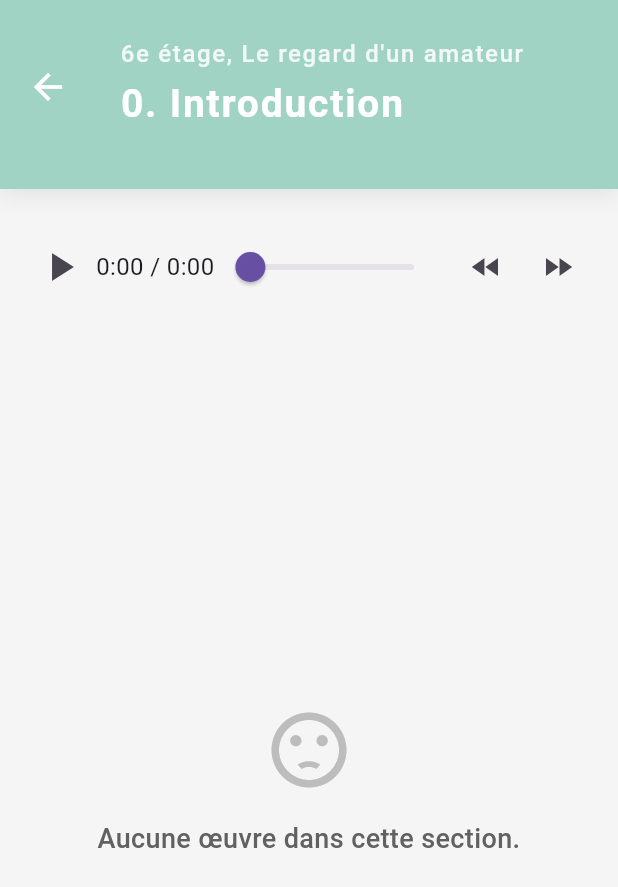
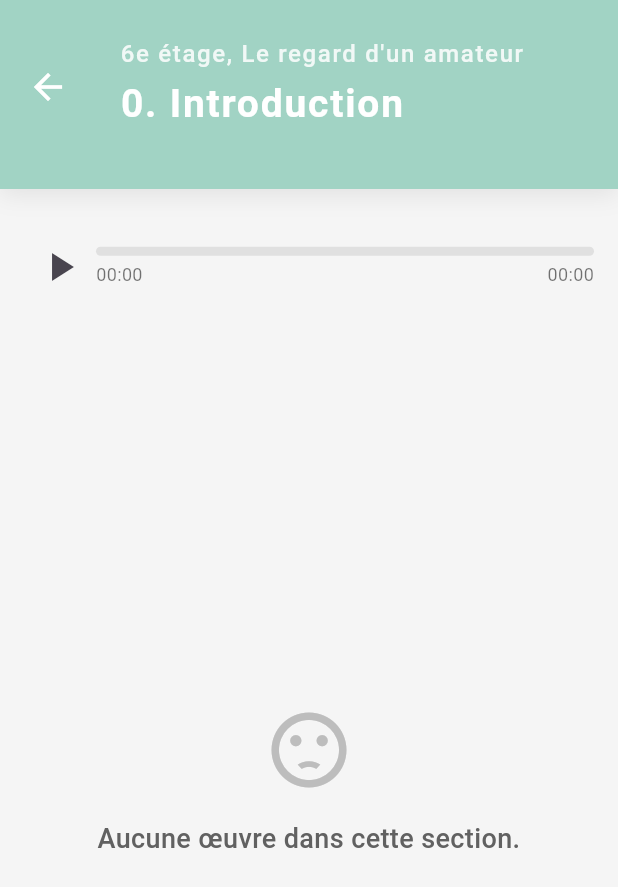
Before and after one commit to BhasherBEL/master-thesis-scanner, a Flutter app: the screen it shows after launch, after a tap on "0. Introduction", on a phone screen of 412 x 824 dp. Shown: the top 887 px of the screen. Run offline on Flutter 3.47's test engine with Material 3 defaults, Android fonts, the phone set to English and light mode, and no system bars; our stand-ins replace audioplayers, fl_chart, permission_handler; missing offline and left inert: beacon_distance, dchs_flutter_beacon, mqtt_client, trotter.

Commit message:
Global audio player

```diff
--- a/lib/arts.dart
+++ b/lib/arts.dart
@@ -4,7 +4,7 @@ final artAncien = ArtCollection("Art Ancien");
 
 final floor6 = ArtFloor("6e étage, Le regard d'un amateur", 0, 0, 35.417, 9.812, [
   ArtSection("0. Introduction", "ciel.m4a", 13.25, 6.312, 21.75, 9.312, []),
-  ArtSection("1. Oeuvres de maîtres", "ciel.m4a", 29.25, 0.5, 34.917, 9.312, [
+  ArtSection("1. Oeuvres de maîtres", "zombie.m4a", 29.25, 0.5, 34.917, 9.312, [
     ArtPiece(
       "La ville lunaire II",
       "Paysage nocturne surnaturel de Paul Delvaux où une femme erre dans une ville étrange.",
@@ -20,7 +20,7 @@ final floor6 = ArtFloor("6e étage, Le regard d'un amateur", 0, 0, 35.417, 9.812
       6.5,
     ),
   ]),
-  ArtSection("2. Masques", "ciel.m4a", 24.25, 0.5, 28.75, 9.312, [
+  ArtSection("2. Masques", "jmetire.m4a", 24.25, 0.5, 28.75, 9.312, [
     ArtPiece(
       "Masque de théâtre nô. Kasshiki",
       "Masque japonais du théâtre nô représentant un jeune moine, au visage énigmatique.",
--- /dev/null
+++ b/lib/audio_manager.dart
@@ -0,0 +1,92 @@
+import 'package:audioplayers/audioplayers.dart';
+import 'package:flutter/foundation.dart';
+
+class AudioManager extends ChangeNotifier {
+  static final AudioManager _instance = AudioManager._internal();
+  factory AudioManager() => _instance;
+  AudioManager._internal();
+
+  final AudioPlayer _player = AudioPlayer();
+  String? _currentAudio;
+  final List<String> _queue = [];
+
+  String? get currentAudio => _currentAudio;
+  List<String> get queue => List.unmodifiable(_queue);
+  PlayerState _playerState = PlayerState.stopped;
+  PlayerState get playerState => _playerState;
+
+  Duration _position = Duration.zero;
+  Duration _duration = Duration.zero;
+  Duration get position => _position;
+  Duration get duration => _duration;
+
+  void init() {
+    _player.onPlayerStateChanged.listen((state) {
+      _playerState = state;
+      notifyListeners();
+      if (state == PlayerState.completed) {
+        _playNext();
+      }
+    });
+    _player.onDurationChanged.listen((d) {
+      _duration = d;
+      notifyListeners();
+    });
+    _player.onPositionChanged.listen((p) {
+      _position = p;
+      notifyListeners();
+    });
+  }
+
+  Future<void> play(String audioAsset) async {
+    if (_currentAudio == audioAsset) {
+      if (_playerState == PlayerState.playing) {
+        await _player.pause();
+      } else {
+        await _player.resume();
+      }
+      return;
+    }
+    await _player.stop();
+    _currentAudio = audioAsset;
+    await _player.play(AssetSource(audioAsset));
+    notifyListeners();
+  }
+
+  Future<void> pause() async {
+    await _player.pause();
+    notifyListeners();
+  }
+
+  Future<void> stop() async {
+    await _player.stop();
+    _currentAudio = null;
+    notifyListeners();
+  }
+
+  void queueAudio(String audioAsset) {
+    if (_queue.contains(audioAsset)) return;
+    _queue.add(audioAsset);
+    notifyListeners();
+  }
+
+  void removeFromQueue(String audioAsset) {
+    _queue.remove(audioAsset);
+    notifyListeners();
+  }
+
+  void _playNext() {
+    if (_queue.isNotEmpty) {
+      final next = _queue.removeAt(0);
+      play(next);
+    } else {
+      _currentAudio = null;
+      notifyListeners();
+    }
+  }
+
+  Future<void> seek(Duration position) async {
+    await _player.seek(position);
+    notifyListeners();
+  }
+}
--- a/lib/main.dart
+++ b/lib/main.dart
@@ -3,6 +3,7 @@ import 'package:flutter/material.dart';
 import 'package:collection/collection.dart';
 import 'package:flutter/services.dart';
 import 'package:permission_handler/permission_handler.dart';
+import 'package:thesis_scanner/audio_manager.dart';
 import 'package:thesis_scanner/consts.dart';
 
 import 'package:thesis_scanner/device.dart';
@@ -15,6 +16,7 @@ import 'package:thesis_scanner/utils/mqtt.dart';
 Future<void> main() async {
   WidgetsFlutterBinding.ensureInitialized();
   await initLogging();
+  AudioManager().init();
 
   runApp(const MyApp());
 
--- a/lib/pages/list.dart
+++ b/lib/pages/list.dart
@@ -1,11 +1,13 @@
 import 'package:flutter/material.dart';
 import 'package:thesis_scanner/art.dart';
 import 'package:thesis_scanner/arts.dart';
+import 'package:thesis_scanner/audio_manager.dart';
 import 'package:thesis_scanner/consts.dart';
 import 'package:thesis_scanner/pages/piece.dart';
 import 'package:thesis_scanner/pages/section.dart';
 import 'package:thesis_scanner/widgets/floormap.dart';
 import 'package:thesis_scanner/widgets/near_me_list.dart';
+import 'package:thesis_scanner/widgets/player.dart';
 import 'package:thesis_scanner/widgets/section_list.dart';
 import 'package:thesis_scanner/utils/colors.dart';
 
@@ -21,17 +23,27 @@ class _ListPageState extends State<ListPage> {
   void initState() {
     super.initState();
     localization.addListener(_onLocalizationChanged);
+    AudioManager().addListener(_onAudioManagerChanged);
   }
 
   @override
   void dispose() {
     localization.removeListener(_onLocalizationChanged);
+    AudioManager().removeListener(_onAudioManagerChanged);
     super.dispose();
   }
 
   void _onLocalizationChanged() {
+    if (!mounted) return;
     setState(() {});
   }
+
+  void _onAudioManagerChanged() {
+    if (!mounted) return;
+    setState(() {});
+  }
+
+  String? get currentAudio => AudioManager().currentAudio;
 
   @override
   Widget build(BuildContext context) {
@@ -46,6 +58,7 @@ class _ListPageState extends State<ListPage> {
       backgroundColor: Colors.grey[100],
       body: Column(
         children: [
+          if (currentAudio != null) AudioBar(audioAsset: currentAudio!),
           if (!localization.isEnabled)
             Container(
               width: double.infinity,
--- a/lib/widgets/floormap.dart
+++ b/lib/widgets/floormap.dart
@@ -1,6 +1,8 @@
 import 'package:flutter/material.dart';
+import 'package:provider/provider.dart';
 import 'package:thesis_scanner/art.dart';
 import 'package:thesis_scanner/consts.dart';
+import 'package:thesis_scanner/user.dart';
 
 class FloorMap extends StatelessWidget {
   final ArtFloor floor;
@@ -112,7 +114,9 @@ class FloorMap extends StatelessWidget {
               }),
 
               if (currentSection != null)
-                Positioned(
+                ChangeNotifierProvider<User>.value(
+                  value: user,
+                  child: Positioned(
                     left: mapX(user.X.toDouble()) - 12,
                     top: mapY(user.Y.toDouble()) - 12,
                     width: 24,
@@ -134,6 +138,7 @@ class FloorMap extends StatelessWidget {
                       ),
                     ),
                   ),
+                ),
             ],
           );
         },
--- a/lib/widgets/player.dart
+++ b/lib/widgets/player.dart
@@ -1,5 +1,6 @@
+import 'package:flutter/material.dart';
+import 'package:thesis_scanner/audio_manager.dart';
 import 'package:audioplayers/audioplayers.dart';
-import 'package:flutter/material.dart';
 
 class AudioBar extends StatefulWidget {
   final String audioAsset;
@@ -10,49 +11,46 @@ class AudioBar extends StatefulWidget {
 }
 
 class _AudioBarState extends State<AudioBar> {
-  late final AudioPlayer player;
+  final AudioManager audioManager = AudioManager();
+  PlayerState playerState = PlayerState.stopped;
+  Duration position = Duration.zero;
   Duration duration = Duration.zero;
-  Duration position = Duration.zero;
-  bool isPlaying = false;
 
   @override
   void initState() {
     super.initState();
-    player = AudioPlayer();
-    player.onDurationChanged.listen((d) {
+    audioManager.init();
+    audioManager.addListener(_onAudioManagerChanged);
+    if (audioManager.currentAudio == widget.audioAsset) {
+      playerState = audioManager.playerState;
+      position = audioManager.position;
+      duration = audioManager.duration;
+    }
+  }
+
+  @override
+  void dispose() {
+    audioManager.removeListener(_onAudioManagerChanged);
+    super.dispose();
+  }
+
+  void _onAudioManagerChanged() {
     if (!mounted) return;
     setState(() {
-        duration = d;
-      });
-    });
-    player.onPositionChanged.listen((p) {
-      if (!mounted) return;
-      setState(() {
-        position = p;
-      });
-    });
-    player.onPlayerStateChanged.listen((state) {
-      if (!mounted) return;
-      setState(() {
-        isPlaying = state == PlayerState.playing;
-      });
+      if (audioManager.currentAudio == widget.audioAsset) {
+        playerState = audioManager.playerState;
+        position = audioManager.position;
+        duration = audioManager.duration;
+      }
     });
   }
 
   @override
-  void dispose() {
-    player.dispose();
-    super.dispose();
-  }
+  Widget build(BuildContext context) {
+    final isCurrent = audioManager.currentAudio == widget.audioAsset;
+    final isPlaying = isCurrent && playerState == PlayerState.playing;
+    final isPaused = isCurrent && playerState == PlayerState.paused;
 
-  String _formatDuration(Duration d) {
-    var min = d.inMinutes.remainder(60).toString().padLeft(1, '0');
-    var sec = d.inSeconds.remainder(60).toString().padLeft(2, '0');
-    return "$min:$sec";
-  }
-
-  @override
-  Widget build(BuildContext context) {
     return Padding(
       padding: const EdgeInsets.symmetric(vertical: 16, horizontal: 16),
       child: Row(
@@ -60,59 +58,137 @@ class _AudioBarState extends State<AudioBar> {
           IconButton(
             icon: Icon(isPlaying ? Icons.pause : Icons.play_arrow, size: 32),
             onPressed: () async {
+              if (isCurrent) {
                 if (isPlaying) {
-                await player.pause();
+                  await audioManager.pause();
                 } else {
-                await player.play(AssetSource(widget.audioAsset));
+                  await audioManager.play(widget.audioAsset);
+                }
+              } else {
+                await audioManager.play(widget.audioAsset);
               }
             },
           ),
-          Text(
-            "${_formatDuration(position)} / ${_formatDuration(duration)}",
-            style: const TextStyle(fontSize: 16),
+          Expanded(
+            child:
+                isCurrent
+                    ? Column(
+                      crossAxisAlignment: CrossAxisAlignment.start,
+                      children: [
+                        SliderTheme(
+                          data: SliderTheme.of(context).copyWith(
+                            trackHeight: 6,
+                            thumbShape: const RoundSliderThumbShape(
+                              enabledThumbRadius: 8,
                             ),
-          Expanded(
+                            overlayShape: const RoundSliderOverlayShape(
+                              overlayRadius: 16,
+                            ),
+                            activeTrackColor: Theme.of(context).primaryColor,
+                            inactiveTrackColor: Colors.grey[300],
+                            thumbColor: Theme.of(context).primaryColor,
+                          ),
                           child: Slider(
                             min: 0,
-              max: duration.inSeconds.toDouble().clamp(1, double.infinity),
-              value: position.inSeconds.toDouble().clamp(
+                            max:
+                                duration.inMilliseconds > 0
+                                    ? duration.inMilliseconds.toDouble()
+                                    : 1,
+                            value:
+                                position.inMilliseconds
+                                    .clamp(
                                       0,
-                duration.inSeconds.toDouble(),
-              ),
+                                      duration.inMilliseconds > 0
+                                          ? duration.inMilliseconds
+                                          : 1,
+                                    )
+                                    .toDouble(),
                             onChanged: (value) async {
-                final seekPos = Duration(seconds: value.toInt());
-                await player.seek(seekPos);
+                              final seekTo = Duration(
+                                milliseconds: value.round(),
+                              );
+                              await audioManager.seek(seekTo);
                             },
                           ),
                         ),
-          IconButton(
-            icon: const Icon(Icons.fast_rewind),
-            onPressed: () async {
-              await player.seek(
-                Duration(
-                  seconds: (position.inSeconds - 10).clamp(
-                    0,
-                    duration.inSeconds,
+                        const SizedBox(height: 4),
+                        Row(
+                          mainAxisAlignment: MainAxisAlignment.spaceBetween,
+                          children: [
+                            Text(
+                              _formatDuration(position),
+                              style: const TextStyle(
+                                fontSize: 12,
+                                color: Colors.black54,
                               ),
                             ),
-              );
-            },
-          ),
-          IconButton(
-            icon: const Icon(Icons.fast_forward),
-            onPressed: () async {
-              await player.seek(
-                Duration(
-                  seconds: (position.inSeconds + 10).clamp(
-                    0,
-                    duration.inSeconds,
+                            Text(
+                              _formatDuration(duration),
+                              style: const TextStyle(
+                                fontSize: 12,
+                                color: Colors.black54,
                               ),
                             ),
-              );
-            },
+                          ],
+                        ),
+                      ],
+                    )
+                    : Column(
+                      crossAxisAlignment: CrossAxisAlignment.start,
+                      children: [
+                        SliderTheme(
+                          data: SliderTheme.of(context).copyWith(
+                            trackHeight: 6,
+                            thumbShape: const RoundSliderThumbShape(
+                              enabledThumbRadius: 0,
+                            ),
+                            overlayShape: const RoundSliderOverlayShape(
+                              overlayRadius: 0,
+                            ),
+                            activeTrackColor: Colors.grey[300],
+                            inactiveTrackColor: Colors.grey[300],
+                            thumbColor: Colors.transparent,
+                            disabledActiveTrackColor: Colors.grey[300],
+                            disabledInactiveTrackColor: Colors.grey[300],
+                          ),
+                          child: const Slider(
+                            min: 0,
+                            max: 1,
+                            value: 0,
+                            onChanged: null,
+                          ),
+                        ),
+                        const SizedBox(height: 4),
+                        const Row(
+                          mainAxisAlignment: MainAxisAlignment.spaceBetween,
+                          children: [
+                            Text(
+                              "00:00",
+                              style: TextStyle(
+                                fontSize: 12,
+                                color: Colors.black54,
+                              ),
+                            ),
+                            Text(
+                              "00:00",
+                              style: TextStyle(
+                                fontSize: 12,
+                                color: Colors.black54,
+                              ),
+                            ),
+                          ],
+                        ),
+                      ],
+                    ),
           ),
         ],
       ),
     );
   }
+
+  String _formatDuration(Duration d) {
+    final minutes = d.inMinutes.remainder(60).toString().padLeft(2, '0');
+    final seconds = d.inSeconds.remainder(60).toString().padLeft(2, '0');
+    return '$minutes:$seconds';
   }
+}
--- a/pubspec.yaml
+++ b/pubspec.yaml
@@ -21,6 +21,8 @@ dependencies:
   trotter: ^2.2.0
   path_provider: ^2.0.15
   audioplayers: ^6.4.0
+  # flutter_blue_elves: ^0.1.9
+  provider: ^6.1.5
 
 dev_dependencies:
   flutter_test:
```
Also changed, not shown: lib/pages/home.dart (deleted), pubspec.lock, 2 other files. Lines whose indentation alone changed are shown as unchanged.
